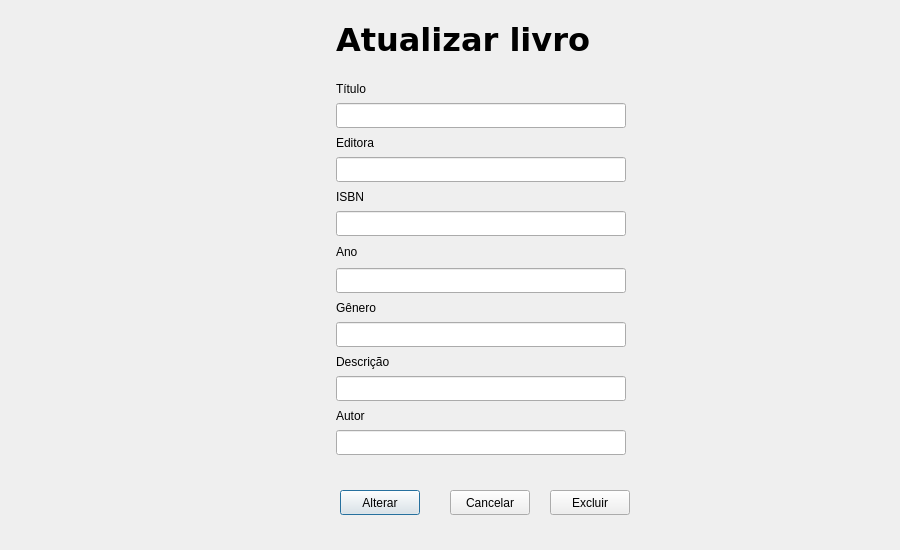
The window that atualizar_livro.ui (adrianorocha-dev/PiltoverLibrary) describes before a commit, drawn with Qt 5.
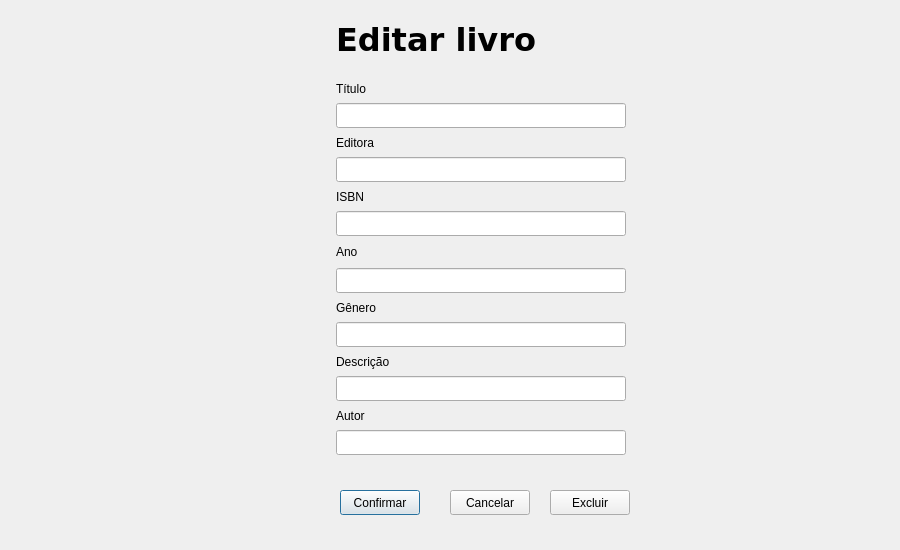
The same window after the commit. Icons and pictures are not drawn.

Commit message: Tela de administar livro e atualizar livro modificadas

Diff of the .ui file:
```diff
--- a/atualizar_livro.ui
+++ b/atualizar_livro.ui
@@ -23,7 +23,7 @@
     </rect>
    </property>
    <property name="text">
-    <string>Alterar</string>
+    <string>Confirmar</string>
    </property>
    <property name="icon">
     <iconset>
@@ -150,7 +150,7 @@
     </font>
    </property>
    <property name="text">
-    <string>Atualizar livro</string>
+    <string>Editar livro</string>
    </property>
   </widget>
   <widget class="QLabel" name="label_5">
```
Left out of the diff: 11 changed lines with no effect on the pictures. The commit also changes 3 other files.
